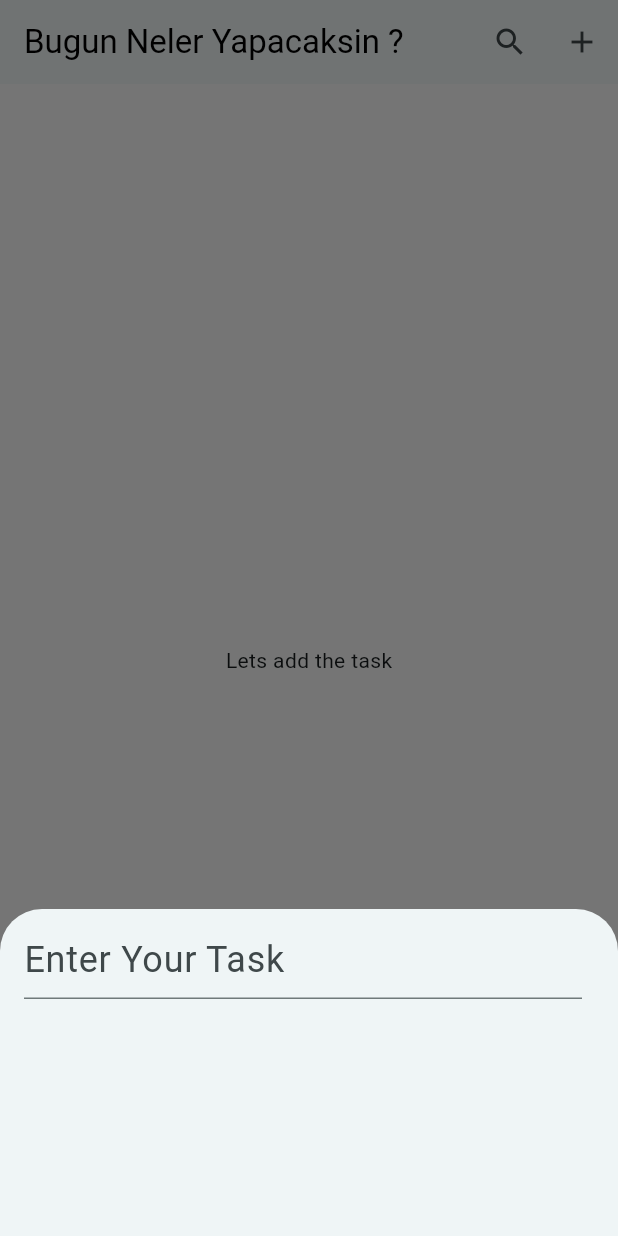
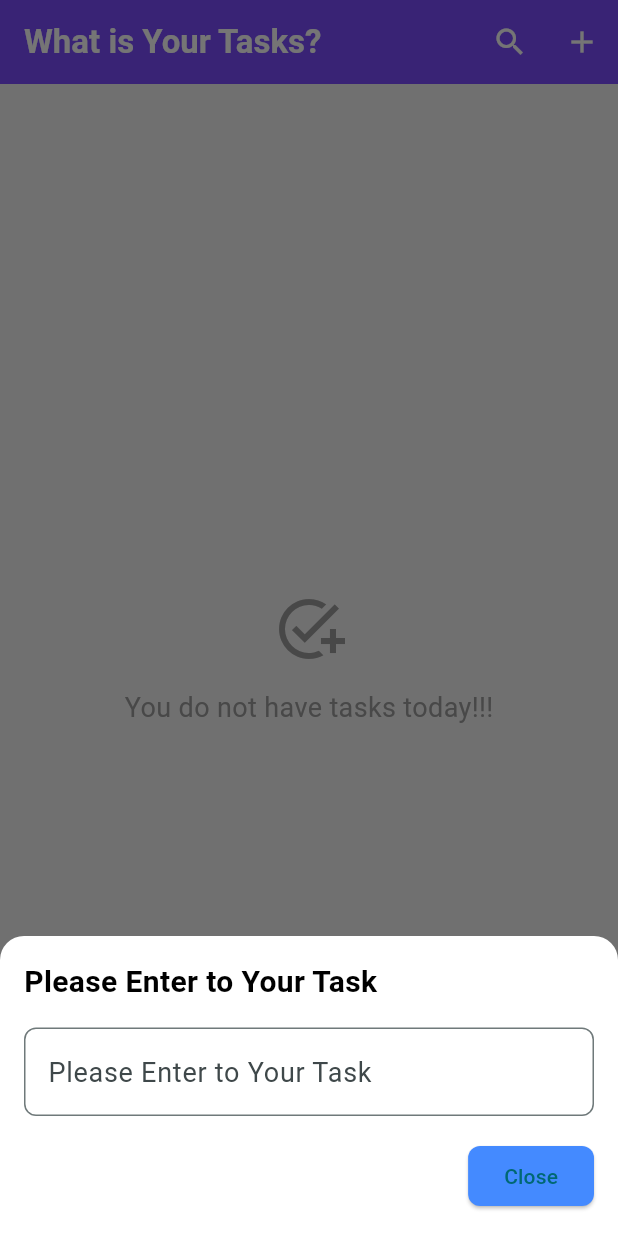
Before and after one commit to suleymansurucu/flutter_to_do_list, a Flutter app: the screen it shows after launch, after a tap on the "add" icon, on a phone screen of 412 x 824 dp. Run offline on Flutter 3.47's test engine with Material 3 defaults, Android fonts, the phone set to English and light mode, and no system bars; our stand-ins replace flutter_datetime_picker_plus, get_it, hive, hive_flutter; accounts and stored records are empty.

Commit message:
feat : update to front end

```diff
--- a/lib/pages/home_page.dart
+++ b/lib/pages/home_page.dart
@@ -20,7 +20,6 @@
 
   @override
   void initState() {
-    // TODO: implement initState
     super.initState();
     _localStorage = locator<LocalStorage>();
     _allTask = <Task>[];
@@ -30,44 +29,37 @@
   @override
   Widget build(BuildContext context) {
     return Scaffold(
-      backgroundColor: Colors.white,
+      backgroundColor: Colors.grey[100],
       appBar: AppBar(
-        title: GestureDetector(
-            onTap: () {
-              _showAddTaskBottomSheet(context);
-            },
-            child: Text(
-              'Bugun Neler Yapacaksin ?',
-              style: TextStyle(color: Colors.black),
-            )),
+        backgroundColor: Colors.deepPurpleAccent,
+        title: Text(
+          'What is Your Tasks?',
+          style: TextStyle(color: Colors.white, fontWeight: FontWeight.bold),
+        ),
         centerTitle: false,
         actions: [
-          IconButton(onPressed: () {
-            _showSearchPage();
-          }, icon: Icon(Icons.search)),
           IconButton(
-              onPressed: () {
-                _showAddTaskBottomSheet(context);
-              },
-              icon: Icon(Icons.add)),
+            onPressed: _showSearchPage,
+            icon: Icon(Icons.search, color: Colors.white),
+          ),
+          IconButton(
+            onPressed: () => _showAddTaskBottomSheet(context),
+            icon: Icon(Icons.add, color: Colors.white),
+          ),
         ],
       ),
       body: _allTask.isNotEmpty
           ? ListView.builder(
+        padding: const EdgeInsets.all(8.0),
         itemBuilder: (context, index) {
           var _selectedListElement = _allTask[index];
           return Dismissible(
             key: Key(_selectedListElement.id),
-                    background: Row(
-                      mainAxisAlignment: MainAxisAlignment.center,
-                      children: [
-                        Icon(
-                          Icons.delete,
-                          color: Colors.grey,
-                        ),
-                        SizedBox(width: 8),
-                        Text('The Task deleted'),
-                      ],
+            background: Container(
+              color: Colors.redAccent,
+              alignment: Alignment.centerLeft,
+              padding: const EdgeInsets.only(left: 16.0),
+              child: const Icon(Icons.delete, color: Colors.white),
             ),
             onDismissed: (direction) {
               setState(() {
@@ -75,12 +67,27 @@
                 _localStorage.deleteTask(task: _selectedListElement);
               });
             },
-                    child: TaskListItem(task: _selectedListElement));
+            child: Card(
+              elevation: 3,
+              margin: const EdgeInsets.symmetric(vertical: 6.0),
+              child: TaskListItem(task: _selectedListElement),
+            ),
+          );
         },
         itemCount: _allTask.length,
       )
           : Center(
-              child: Text('Lets add the task'),
+        child: Column(
+          mainAxisAlignment: MainAxisAlignment.center,
+          children: [
+            Icon(Icons.add_task, size: 48, color: Colors.grey),
+            const SizedBox(height: 16),
+            Text(
+              'You do not have tasks today!!!',
+              style: TextStyle(fontSize: 18, color: Colors.grey),
+            ),
+          ],
+        ),
       ),
     );
   }
@@ -88,29 +95,40 @@
   void _showAddTaskBottomSheet(BuildContext context) {
     showModalBottomSheet(
       context: context,
+      isScrollControlled: true,
+      backgroundColor: Colors.white,
+      shape: const RoundedRectangleBorder(
+        borderRadius: BorderRadius.vertical(top: Radius.circular(16.0)),
+      ),
       builder: (context) {
         return Padding(
           padding: MediaQuery.of(context).viewInsets,
-
-           // padding: const EdgeInsets.all(8.0),
-            child: Container(
-              // padding: EdgeInsets.only(bottom: MediaQuery.of(context).viewInsets.bottom),
-              padding: EdgeInsets.only(bottom: 150),
-
-              width: MediaQuery.of(context).size.width,
-              child: ListTile(
-                title: TextField(
-                  style: TextStyle(fontSize: 24),
+          child: Padding(
+            padding: const EdgeInsets.all(16.0),
+            child: Column(
+              mainAxisSize: MainAxisSize.min,
+              crossAxisAlignment: CrossAxisAlignment.start,
+              children: [
+                Text(
+                  'Please Enter to Your Task',
+                  style: TextStyle(
+                      fontSize: 20, fontWeight: FontWeight.bold, color: Colors.black),
+                ),
+                const SizedBox(height: 16),
+                TextField(
+                  style: TextStyle(fontSize: 18),
                   decoration: InputDecoration(
-                    hintText: 'Enter Your Task',
+                    hintText: 'Please Enter to Your Task',
+                    border: OutlineInputBorder(
+                      borderRadius: BorderRadius.circular(8.0),
+                    ),
                   ),
                   onSubmitted: (value) {
                     Navigator.of(context).pop();
-                    if (value.length > 3) {
+                    if (value.trim().length > 3) {
                       DatePicker.showTimePicker(context, showSecondsColumn: false,
                           onConfirm: (time) async {
-                        var newAddTask =
-                            Task.create(name: value, createdAt: time);
+                            var newAddTask = Task.create(name: value.trim(), createdAt: time);
                             _allTask.add(newAddTask);
                             await _localStorage.addTask(task: newAddTask);
                             setState(() {});
@@ -118,10 +136,26 @@
                     }
                   },
                 ),
+                const SizedBox(height: 16),
+                Align(
+                  alignment: Alignment.centerRight,
+                  child: ElevatedButton(
+                    onPressed: () => Navigator.of(context).pop(),
+                    style: ElevatedButton.styleFrom(
+                      backgroundColor: Colors.blueAccent,
+                      shape: RoundedRectangleBorder(
+                        borderRadius: BorderRadius.circular(8.0),
+                      ),
+                    ),
+                    child: const Text('Close'),
+                  ),
+                ),
+              ],
             ),
           ),
         );
-        });
+      },
+    );
   }
 
   void getAllTaskFromDb() async {
@@ -130,7 +164,10 @@
   }
 
   Future<void> _showSearchPage() async {
-   await showSearch(context: context, delegate: CustomSearchDelegate(allTasks: _allTask));
+    await showSearch(
+      context: context,
+      delegate: CustomSearchDelegate(allTasks: _allTask),
+    );
     getAllTaskFromDb();
   }
 }
```
Lines whose indentation alone changed are shown as unchanged.
